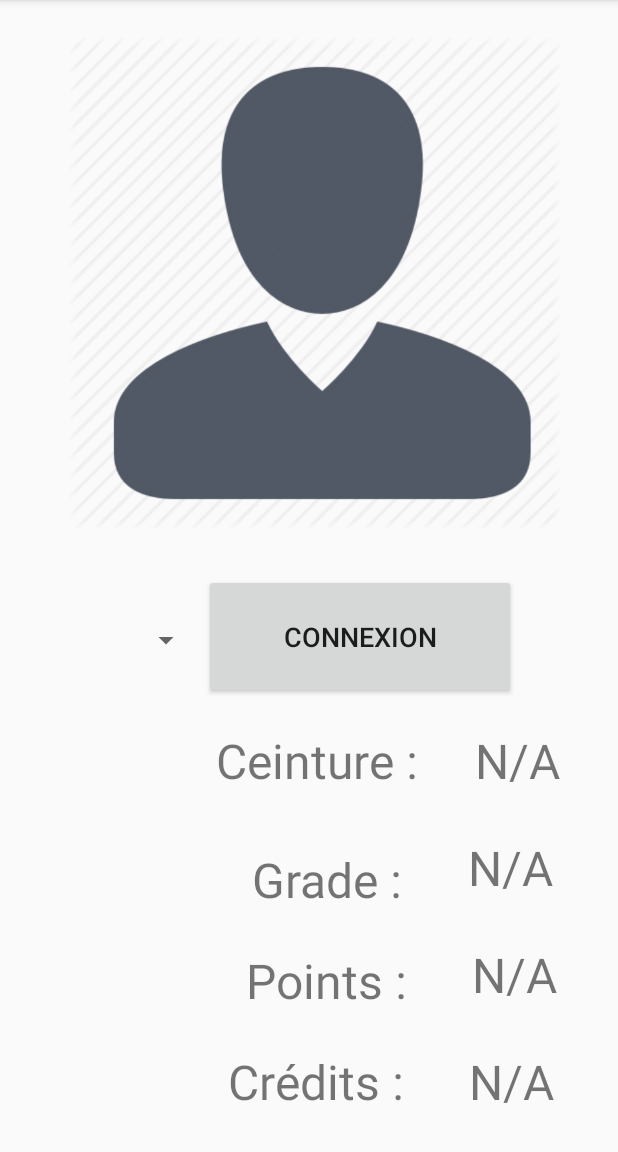
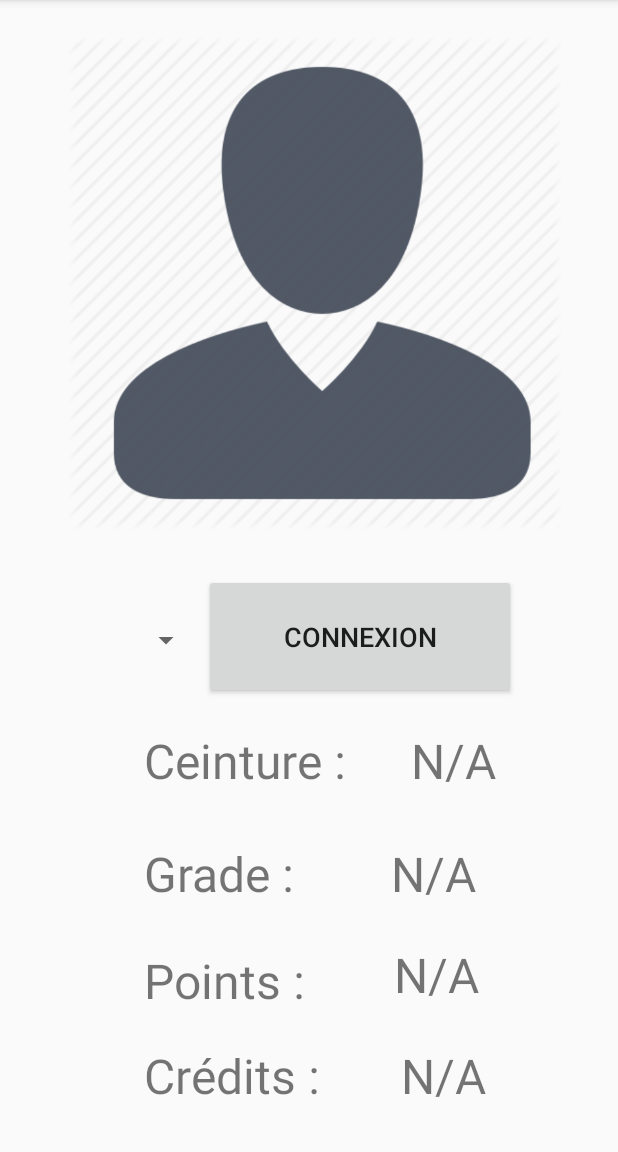
Before and after one commit to SamuelMenard/ProjetFinalJavaEEAndroid, an Android app: the screen it shows after launch (MainActivity), on a phone screen of 412 x 824 dp, the part 84-1236 px from its top. Run offline under Robolectric (Android 15) with nearby library versions, the phone set to English and light mode, and no system bars.

Commit message:
login fonctionnel

```diff
--- a/Android/app/src/main/AndroidManifest.xml
+++ b/Android/app/src/main/AndroidManifest.xml
@@ -22,4 +22,5 @@
 
     </application>
     <!--<uses-permission android:name="android.permission.RECORD_AUDIO" /> -->
+    <uses-permission android:name="android.permission.INTERNET"/>
 </manifest>
--- a/Android/app/src/main/res/layout/fragment_login.xml
+++ b/Android/app/src/main/res/layout/fragment_login.xml
@@ -23,7 +23,7 @@
         android:id="@+id/tbCeinture"
         android:layout_width="wrap_content"
         android:layout_height="wrap_content"
-        android:layout_marginStart="144dp"
+        android:layout_marginStart="96dp"
         android:layout_marginTop="132dp"
         android:text="Ceinture : "
         android:textSize="32sp"
@@ -34,8 +34,8 @@
         android:id="@+id/tbGrade"
         android:layout_width="wrap_content"
         android:layout_height="wrap_content"
-        android:layout_marginStart="168dp"
-        android:layout_marginTop="36dp"
+        android:layout_marginStart="96dp"
+        android:layout_marginTop="32dp"
         android:text="Grade : "
         android:textSize="32sp"
         app:layout_constraintStart_toStartOf="parent"
@@ -45,8 +45,8 @@
         android:id="@+id/tbPoints"
         android:layout_width="wrap_content"
         android:layout_height="wrap_content"
-        android:layout_marginStart="164dp"
-        android:layout_marginTop="24dp"
+        android:layout_marginStart="96dp"
+        android:layout_marginTop="28dp"
         android:text="Points : "
         android:textSize="32sp"
         app:layout_constraintStart_toStartOf="parent"
@@ -56,8 +56,8 @@
         android:id="@+id/tbCredits"
         android:layout_width="wrap_content"
         android:layout_height="wrap_content"
-        android:layout_marginStart="152dp"
-        android:layout_marginTop="24dp"
+        android:layout_marginStart="96dp"
+        android:layout_marginTop="20dp"
         android:text="Crédits : "
         android:textSize="32sp"
         app:layout_constraintStart_toStartOf="parent"
@@ -72,7 +72,7 @@
         android:text="@string/strTbInfoCeinture"
         android:textSize="32sp"
         app:layout_constraintEnd_toEndOf="parent"
-        app:layout_constraintHorizontal_bias="0.365"
+        app:layout_constraintHorizontal_bias="0.254"
         app:layout_constraintStart_toEndOf="@+id/tbCeinture"
         app:layout_constraintTop_toBottomOf="@+id/imageLogin" />
 
@@ -81,11 +81,11 @@
         android:layout_width="wrap_content"
         android:layout_height="wrap_content"
         android:layout_marginStart="8dp"
-        android:layout_marginTop="28dp"
+        android:layout_marginTop="32dp"
         android:text="@string/strTbInfoGrade"
         android:textSize="32sp"
         app:layout_constraintEnd_toEndOf="parent"
-        app:layout_constraintHorizontal_bias="0.389"
+        app:layout_constraintHorizontal_bias="0.336"
         app:layout_constraintStart_toEndOf="@+id/tbGrade"
         app:layout_constraintTop_toBottomOf="@+id/tbInfoCeinture" />
 
@@ -94,11 +94,11 @@
         android:layout_width="wrap_content"
         android:layout_height="wrap_content"
         android:layout_marginStart="8dp"
-        android:layout_marginTop="28dp"
+        android:layout_marginTop="24dp"
         android:text="@string/strTbInfoPoints"
         android:textSize="32sp"
         app:layout_constraintEnd_toEndOf="parent"
-        app:layout_constraintHorizontal_bias="0.4"
+        app:layout_constraintHorizontal_bias="0.321"
         app:layout_constraintStart_toEndOf="@+id/tbPoints"
         app:layout_constraintTop_toBottomOf="@+id/tbInfoGrade" />
 
@@ -107,11 +107,11 @@
         android:layout_width="wrap_content"
         android:layout_height="wrap_content"
         android:layout_marginStart="8dp"
-        android:layout_marginTop="28dp"
+        android:layout_marginTop="24dp"
         android:text="@string/strTbInfoCredits"
         android:textSize="32sp"
         app:layout_constraintEnd_toEndOf="parent"
-        app:layout_constraintHorizontal_bias="0.389"
+        app:layout_constraintHorizontal_bias="0.3"
         app:layout_constraintStart_toEndOf="@+id/tbCredits"
         app:layout_constraintTop_toBottomOf="@+id/tbInfoPoints" />
 
@@ -145,4 +145,26 @@
         app:layout_constraintTop_toBottomOf="@+id/imageLogin"
         app:layout_constraintVertical_bias="0.647" />
 
+    <TextView
+        android:id="@+id/tbAlias"
+        android:layout_width="130dp"
+        android:layout_height="51dp"
+        android:layout_marginStart="96dp"
+        android:layout_marginTop="24dp"
+        android:text="@string/tv_Alias"
+        android:textSize="36sp"
+        app:layout_constraintStart_toStartOf="parent"
+        app:layout_constraintTop_toBottomOf="@+id/tbCredits" />
+
+    <TextView
+        android:id="@+id/tbInfoAlias"
+        android:layout_width="88dp"
+        android:layout_height="44dp"
+        android:layout_marginStart="96dp"
+        android:layout_marginTop="20dp"
+        android:text="@string/strTbInfoCredits"
+        android:textSize="36sp"
+        app:layout_constraintStart_toEndOf="@+id/tbAlias"
+        app:layout_constraintTop_toBottomOf="@+id/tbInfoCredits" />
+
 </android.support.constraint.ConstraintLayout>
--- a/Android/app/src/main/res/values/strings.xml
+++ b/Android/app/src/main/res/values/strings.xml
@@ -23,5 +23,6 @@
     <string name="strTbNomCombat">Anonyme</string>
     <string name="strTbPointsCombat">N/A</string>
     <string name="strTbCreditsCombat">N/A</string>
+    <string name="tv_Alias">Alias:</string>
 
 </resources>
--- a/JavaEE/webSocket/src/main/java/cgg/informatique/jfl/webSocket/controleurs/ControleurRest.java
+++ b/JavaEE/webSocket/src/main/java/cgg/informatique/jfl/webSocket/controleurs/ControleurRest.java
@@ -119,7 +119,6 @@ public class ControleurRest {
                 exam.setEvalue(optEvalue.get());
                 exam.setCeinture(optEvalue.get().getGroupe());
                 examenDao.saveAndFlush(exam);
-
                 return HttpStatus.OK;
             }
         }
@@ -131,7 +130,6 @@ public class ControleurRest {
             (value = "/compte/all/username")
     public List<String> getAllComptesUsername(){
         List<String> allUsername = new ArrayList<>();
-
         for (Compte c : compteDao.findAll()){
             allUsername.add(c.getUsername());
         }
```
Also changed, not shown: Android/app/src/main/java/cgodin/qc/ca/ecolekarate/FragmentLogin.java (+152 -31 lines), JavaEE/webSocket/src/main/resources/application.properties (line endings or trailing spaces).
